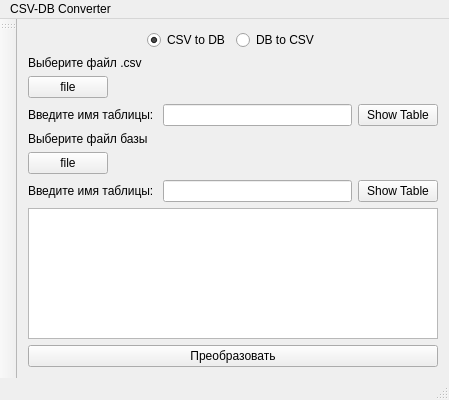
Old version of the form mainwindow.ui in the repository evrrn/DbCsvConverter.
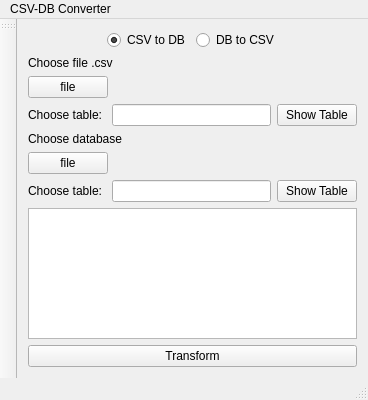
New version of the form.

Commit message: rename buttons and slots

What changed in the file:
```diff
--- a/mainwindow.ui
+++ b/mainwindow.ui
@@ -6,7 +6,7 @@
    <rect>
     <x>0</x>
     <y>0</y>
-    <width>449</width>
+    <width>368</width>
     <height>400</height>
    </rect>
   </property>
@@ -73,7 +73,7 @@
       <item>
        <widget class="QLabel" name="select_from_file_label">
         <property name="text">
-         <string>Выберите файл .csv</string>
+         <string>Choose file .csv</string>
         </property>
        </widget>
       </item>
@@ -113,7 +113,7 @@
         <item>
          <widget class="QLabel" name="select_from_table_lable">
           <property name="text">
-           <string>Введите имя таблицы: </string>
+           <string>Choose table: </string>
           </property>
          </widget>
         </item>
@@ -132,7 +132,7 @@
       <item>
        <widget class="QLabel" name="select_to_file_label">
         <property name="text">
-         <string>Выберите файл базы</string>
+         <string>Choose database</string>
         </property>
        </widget>
       </item>
@@ -178,7 +178,7 @@
            <bool>false</bool>
           </property>
           <property name="text">
-           <string>Введите имя таблицы: </string>
+           <string>Choose table: </string>
           </property>
          </widget>
         </item>
@@ -220,7 +220,7 @@
          <bool>true</bool>
         </property>
         <property name="text">
-         <string>Преобразовать</string>
+         <string>Transform</string>
         </property>
        </widget>
       </item>
@@ -233,16 +233,16 @@
     <rect>
      <x>0</x>
      <y>0</y>
-     <width>449</width>
+     <width>368</width>
      <height>25</height>
     </rect>
    </property>
-   <widget class="QMenu" name="menuCSV_DB_Converter">
+   <widget class="QMenu" name="menuCsvDbConverter">
     <property name="title">
      <string>CSV-DB Converter</string>
     </property>
    </widget>
-   <addaction name="menuCSV_DB_Converter"/>
+   <addaction name="menuCsvDbConverter"/>
   </widget>
   <widget class="QToolBar" name="mainToolBar">
    <attribute name="toolBarArea">
```
Left out of the diff: 48 changed lines with no effect on the pictures. The commit also changes 2 other files.
